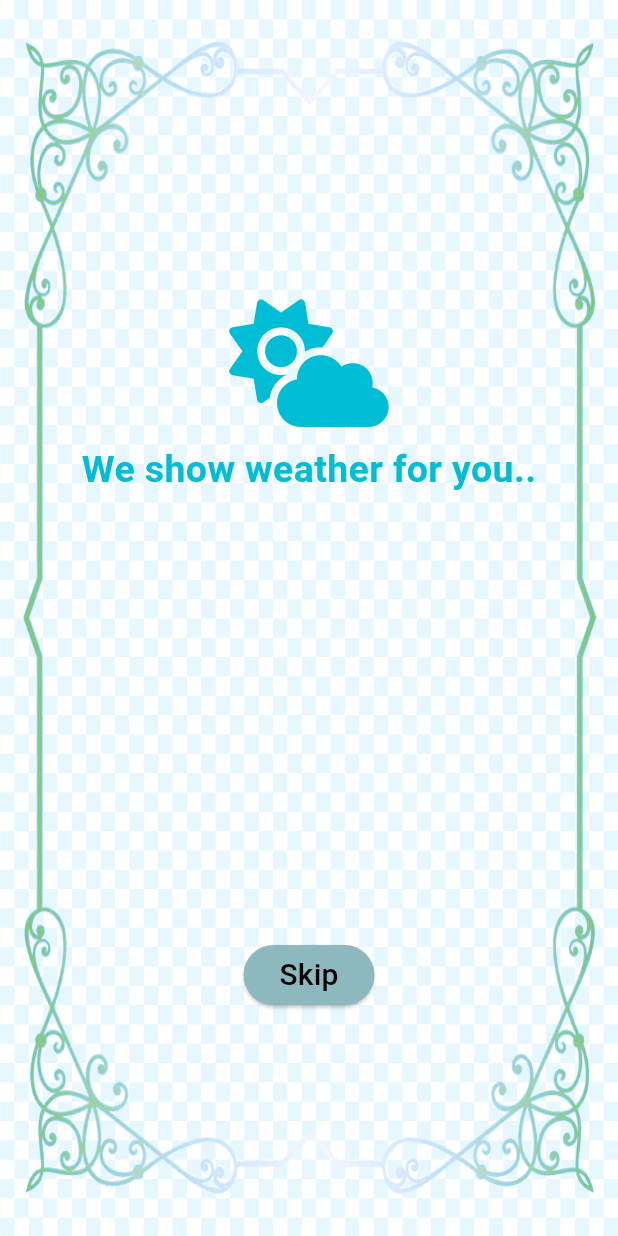
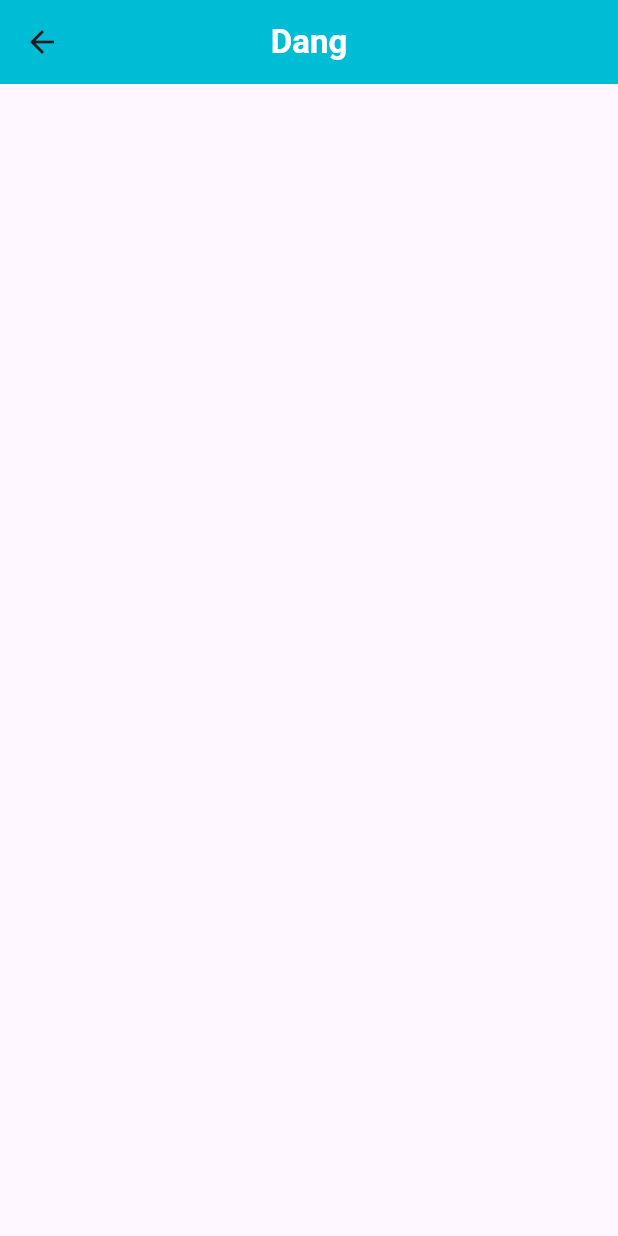
Before and after one commit to gtmpras/weather-App, a Flutter app: the HelpScreen screen opened directly, after a tap on "Skip", on a phone screen of 412 x 824 dp. Run offline on Flutter 3.47's test engine with Material 3 defaults, Android fonts, the phone set to English and light mode, and no system bars; our stand-ins replace font_awesome_flutter, get.

Commit message:
SplashScreen time and getX implementation

```diff
--- a/lib/main.dart
+++ b/lib/main.dart
@@ -1,4 +1,5 @@
 import 'package:flutter/material.dart';
+import 'package:get/get.dart';
 
 import 'view/help_screen.dart';
 
@@ -12,7 +13,7 @@ class MyApp extends StatelessWidget {
   // This widget is the root of your application.
   @override
   Widget build(BuildContext context) {
-    return MaterialApp(
+    return GetMaterialApp(
       title: 'Flutter Demo',
       theme: ThemeData(
 
--- a/lib/view/help_screen.dart
+++ b/lib/view/help_screen.dart
@@ -1,5 +1,8 @@
 import 'package:flutter/material.dart';
 import 'package:font_awesome_flutter/font_awesome_flutter.dart';
+import 'package:get/get.dart';
+import 'homepage_screen.dart';
+
 class HelpScreen extends StatefulWidget {
   const HelpScreen({super.key});
 
@@ -8,6 +11,20 @@ class HelpScreen extends StatefulWidget {
 }
 
 class _HelpScreenState extends State<HelpScreen> {
+//creating method to change screen
+  changeScreen(){
+    Future.delayed(Duration(seconds: 5),(){
+      //using getx
+      Get.to(()=>const HomePageScreeen());
+    });
+  }
+
+  @override
+  void initState() {
+    // TODO: implement initState
+    changeScreen();
+    super.initState();
+  }
   @override
   Widget build(BuildContext context) {
     return Scaffold(
@@ -46,7 +63,7 @@ class _HelpScreenState extends State<HelpScreen> {
               [
                 Padding(padding: EdgeInsets.symmetric(vertical: 85)),
                 ElevatedButton(onPressed: (){
-
+                  Get.to(()=>HomePageScreeen());
                 },
                  child:Text('Skip',style: TextStyle(
                   fontSize: 20,color: Colors.black
--- /dev/null
+++ b/lib/view/homepage_screen.dart
@@ -0,0 +1,24 @@
+
+
+import 'package:flutter/material.dart';
+
+class HomePageScreeen extends StatefulWidget {
+  const HomePageScreeen({super.key});
+
+  @override
+  State<HomePageScreeen> createState() => _HomePageScreeenState();
+}
+
+class _HomePageScreeenState extends State<HomePageScreeen> {
+  @override
+  Widget build(BuildContext context) {
+    return Scaffold(
+      appBar: AppBar(
+        title: Text("Dang",style: TextStyle(color: Colors.white,fontWeight: FontWeight.bold),),
+        centerTitle: true,
+        backgroundColor: Colors.cyan,
+      ),
+
+    );
+  }
+}
--- a/pubspec.yaml
+++ b/pubspec.yaml
@@ -36,6 +36,7 @@ dependencies:
   # Use with the CupertinoIcons class for iOS style icons.
   cupertino_icons: ^1.0.2
   font_awesome_flutter: ^10.7.0
+  get: ^4.6.6
 
 dev_dependencies:
   flutter_test:
```
Also changed, not shown: pubspec.lock.
